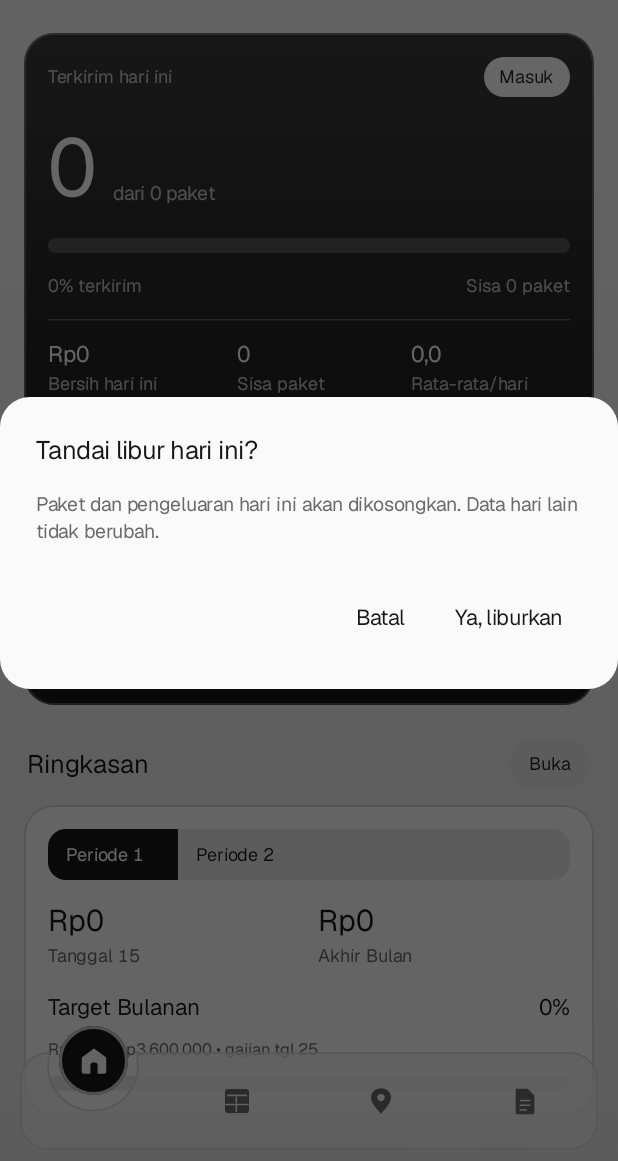
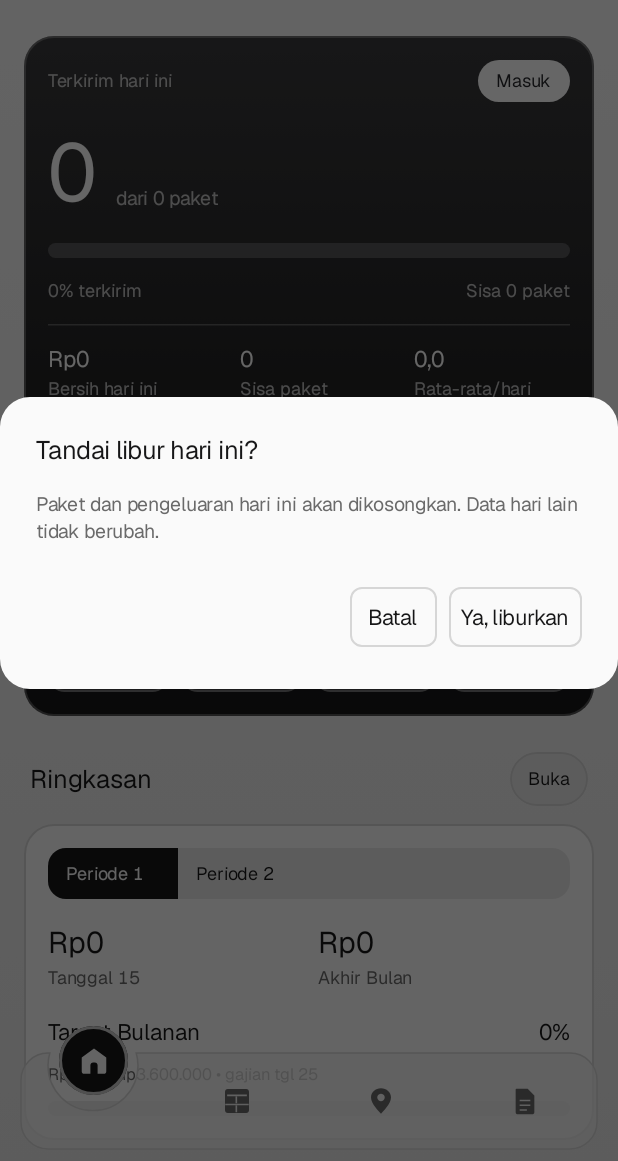
Before and after one commit to drezvolx/Trackify, an Android app built with Jetpack Compose: the screen it shows after launch (MainActivity), after a tap on "Masuk", on a phone screen of 412 x 824 dp, the part 75-1236 px from its top. Run offline under Robolectric (Android 15) with nearby library versions, the phone set to English and light mode, and no system bars; our stand-ins replace Dagger/Hilt's generated code, Room's generated code.

Commit message:
feat: unify outline buttons and spacing scale

```diff
--- a/app/src/main/java/com/blankpages/trackify/ui/home/HomeScreen.kt
+++ b/app/src/main/java/com/blankpages/trackify/ui/home/HomeScreen.kt
@@ -27,7 +27,6 @@ import androidx.compose.material3.MaterialTheme
 import androidx.compose.material3.OutlinedTextField
 import androidx.compose.material3.Surface
 import androidx.compose.material3.Text
-import androidx.compose.material3.TextButton
 import androidx.compose.runtime.Composable
 import androidx.compose.runtime.LaunchedEffect
 import androidx.compose.runtime.getValue
@@ -56,9 +55,12 @@ import com.blankpages.trackify.domain.WageMode
 import com.blankpages.trackify.domain.WagePeriod
 import com.blankpages.trackify.ui.theme.ScreenTitle
 import com.blankpages.trackify.ui.theme.TabularFigures
+import com.blankpages.trackify.ui.theme.TrackifyButton
 import com.blankpages.trackify.ui.theme.TrackifyDialog
 import com.blankpages.trackify.ui.theme.TrackifyGradients
+import com.blankpages.trackify.ui.theme.TrackifyIconButton
 import com.blankpages.trackify.ui.theme.TrackifyIcons
+import com.blankpages.trackify.ui.theme.TrackifyTextButton
 import com.blankpages.trackify.ui.theme.trackifyFieldColors
 import java.text.NumberFormat
 import java.time.LocalDate
@@ -179,7 +181,7 @@ fun HomeScreen(
             .fillMaxSize()
             .background(TrackifyGradients.background()),
         contentPadding = PaddingValues(start = 16.dp, end = 16.dp, top = 12.dp, bottom = 96.dp),
-        verticalArrangement = Arrangement.spacedBy(22.dp),
+        verticalArrangement = Arrangement.spacedBy(24.dp),
     ) {
         // Header > Home
         item {
@@ -266,7 +268,7 @@ fun HomeScreen(
                                         onUpdateTodayLog(activeToday.copy(isWorkingDay = true).sanitized())
                                     }
                                 }
-                                .padding(horizontal = 10.dp, vertical = 3.dp),
+                                .padding(horizontal = 12.dp, vertical = 4.dp),
                         ) {
                             Text(
                                 text = if (activeToday.isWorkingDay) "Masuk" else "Libur",
@@ -280,7 +282,7 @@ fun HomeScreen(
                     if (activeToday.isWorkingDay) {
                         Row(
                             verticalAlignment = Alignment.Bottom,
-                            horizontalArrangement = Arrangement.spacedBy(10.dp),
+                            horizontalArrangement = Arrangement.spacedBy(12.dp),
                         ) {
                             Text(
                                 text = "${activeToday.safeDelivered}",
@@ -374,7 +376,7 @@ fun HomeScreen(
                         Column(
                             modifier = Modifier
                                 .weight(1f)
-                                .padding(start = 10.dp),
+                                .padding(start = 12.dp),
                         ) {
                             Text(
                                 text = "${activeToday.remainingPackages}",
@@ -391,7 +393,7 @@ fun HomeScreen(
                         Column(
                             modifier = Modifier
                                 .weight(1f)
-                                .padding(start = 10.dp),
+                                .padding(start = 12.dp),
                         ) {
                             Text(
                                 text = "%.1f".format(homeIdLocale, avgPerDay),
@@ -433,9 +435,9 @@ fun HomeScreen(
                                 modifier = Modifier.weight(1f),
                             )
                         }
-                        TextButton(
+                        TrackifyTextButton(
                             onClick = { commitPackageCounts() },
-                            contentPadding = PaddingValues(horizontal = 6.dp, vertical = 2.dp),
+                            contentPadding = PaddingValues(horizontal = 8.dp, vertical = 4.dp),
                         ) {
                             Text(
                                 text = "Simpan paket",
@@ -445,7 +447,7 @@ fun HomeScreen(
                         }
                         Row(
                             modifier = Modifier.fillMaxWidth(),
-                            horizontalArrangement = Arrangement.spacedBy(6.dp),
+                            horizontalArrangement = Arrangement.spacedBy(8.dp),
                         ) {
                             listOf("-1", "+1", "+5", "+10").forEach { deltaStr ->
                                 val delta = deltaStr.toInt()
@@ -454,8 +456,9 @@ fun HomeScreen(
                                         .weight(1f)
                                         .clip(RoundedCornerShape(11.dp))
                                         .background(hero.surfaceVariant)
+                                        .border(1.dp, hero.outlineVariant, RoundedCornerShape(11.dp))
                                         .clickable { pendingDelta = delta }
-                                        .padding(vertical = 10.dp),
+                                        .padding(vertical = 12.dp),
                                     contentAlignment = Alignment.Center,
                                 ) {
                                     Text(
@@ -473,10 +476,11 @@ fun HomeScreen(
                                 .fillMaxWidth()
                                 .clip(RoundedCornerShape(11.dp))
                                 .background(hero.onSurface)
+                                .border(1.dp, hero.outlineVariant, RoundedCornerShape(11.dp))
                                 .clickable {
                                     onUpdateTodayLog(activeToday.copy(isWorkingDay = true).sanitized())
                                 }
-                                .padding(vertical = 11.dp),
+                                .padding(vertical = 12.dp),
                             contentAlignment = Alignment.Center,
                         ) {
                             Text(
@@ -493,11 +497,11 @@ fun HomeScreen(
 
         // Section > Twice-a-month pay & monthly target
         item {
-            Column(verticalArrangement = Arrangement.spacedBy(10.dp)) {
+            Column(verticalArrangement = Arrangement.spacedBy(12.dp)) {
                 Row(
                     modifier = Modifier
                         .fillMaxWidth()
-                        .padding(horizontal = 2.dp),
+                        .padding(horizontal = 4.dp),
                     horizontalArrangement = Arrangement.SpaceBetween,
                     verticalAlignment = Alignment.CenterVertically,
                 ) {
@@ -511,8 +515,9 @@ fun HomeScreen(
                         modifier = Modifier
                             .clip(CircleShape)
                             .background(scheme.surfaceVariant)
+                            .border(1.dp, scheme.outlineVariant, CircleShape)
                             .clickable(onClick = onOpenRekap)
-                            .padding(horizontal = 13.dp, vertical = 7.dp),
+                            .padding(horizontal = 12.dp, vertical = 8.dp),
                     ) {
                         Text(
                             text = "Buka",
@@ -531,7 +536,7 @@ fun HomeScreen(
                 ) {
                     Column(
                         modifier = Modifier.padding(16.dp),
-                        verticalArrangement = Arrangement.spacedBy(14.dp),
+                        verticalArrangement = Arrangement.spacedBy(16.dp),
                     ) {
                         val totG = (abs(gajian1) + abs(gajian2)).coerceAtLeast(1.0)
                         val w1 = (abs(gajian1) / totG).toFloat().coerceIn(0.25f, 0.75f)
@@ -663,11 +668,11 @@ fun HomeScreen(
 
         // Section > Next goal
         item {
-            Column(verticalArrangement = Arrangement.spacedBy(10.dp)) {
+            Column(verticalArrangement = Arrangement.spacedBy(12.dp)) {
                 Row(
                     modifier = Modifier
                         .fillMaxWidth()
-                        .padding(horizontal = 2.dp),
+                        .padding(horizontal = 4.dp),
                     horizontalArrangement = Arrangement.SpaceBetween,
                     verticalAlignment = Alignment.CenterVertically,
                 ) {
@@ -677,13 +682,14 @@ fun HomeScreen(
                         fontWeight = FontWeight.SemiBold,
                         color = scheme.onBackground,
                     )
-                    Row(horizontalArrangement = Arrangement.spacedBy(6.dp)) {
+                    Row(horizontalArrangement = Arrangement.spacedBy(8.dp)) {
                         Box(
                             modifier = Modifier
                                 .clip(CircleShape)
                                 .background(scheme.surfaceVariant)
+                                .border(1.dp, scheme.outlineVariant, CircleShape)
                                 .clickable(onClick = onOpenNotes)
-                                .padding(horizontal = 13.dp, vertical = 7.dp),
+                                .padding(horizontal = 12.dp, vertical = 8.dp),
                         ) {
                             Text(
                                 text = "Catatan",
@@ -696,8 +702,9 @@ fun HomeScreen(
                             modifier = Modifier
                                 .clip(CircleShape)
                                 .background(scheme.surfaceVariant)
+                                .border(1.dp, scheme.outlineVariant, CircleShape)
                                 .clickable(onClick = onOpenLocations)
-                                .padding(horizontal = 13.dp, vertical = 7.dp),
+                                .padding(horizontal = 12.dp, vertical = 8.dp),
                         ) {
                             Text(
                                 text = "Buka",
@@ -718,7 +725,7 @@ fun HomeScreen(
                     if (nextLoc != null) {
                         Row(
                             modifier = Modifier.padding(16.dp),
-                            horizontalArrangement = Arrangement.spacedBy(14.dp),
+                            horizontalArrangement = Arrangement.spacedBy(16.dp),
                             verticalAlignment = Alignment.CenterVertically,
                         ) {
                             Box(
@@ -738,7 +745,7 @@ fun HomeScreen(
 
                             Column(
                                 modifier = Modifier.weight(1f),
-                                verticalArrangement = Arrangement.spacedBy(2.dp),
+                                verticalArrangement = Arrangement.spacedBy(4.dp),
                             ) {
                                 Text(
                                     text = nextLoc.customerName.ifBlank { "Pelanggan" },
@@ -761,6 +768,7 @@ fun HomeScreen(
                                         .fillMaxWidth()
                                         .clip(RoundedCornerShape(12.dp))
                                         .background(scheme.onSurface)
+                                        .border(1.dp, scheme.outlineVariant, RoundedCornerShape(12.dp))
                                         .clickable {
                                             val query = "${nextLoc.latitude},${nextLoc.longitude}"
                                             val intent = Intent(
@@ -773,7 +781,7 @@ fun HomeScreen(
                                             )
                                             context.startActivity(intent)
                                         }
-                                        .padding(vertical = 9.dp),
+                                        .padding(vertical = 8.dp),
                                     contentAlignment = Alignment.Center,
                                 ) {
                                     Text(
@@ -791,7 +799,7 @@ fun HomeScreen(
                                 .fillMaxWidth()
                                 .padding(16.dp),
                             horizontalAlignment = Alignment.CenterHorizontally,
-                            verticalArrangement = Arrangement.spacedBy(10.dp),
+                            verticalArrangement = Arrangement.spacedBy(12.dp),
                         ) {
                             Text(
                                 text = "Belum ada lokasi tersimpan.",
@@ -802,8 +810,9 @@ fun HomeScreen(
                                 modifier = Modifier
                                     .clip(RoundedCornerShape(12.dp))
                                     .background(scheme.surfaceVariant)
+                                    .border(1.dp, scheme.outlineVariant, RoundedCornerShape(12.dp))
                                     .clickable(onClick = onOpenLocations)
-                                    .padding(horizontal = 16.dp, vertical = 9.dp),
+                                    .padding(horizontal = 16.dp, vertical = 8.dp),
                             ) {
                                 Text(
                                     text = "Simpan",
@@ -820,13 +829,13 @@ fun HomeScreen(
 
         // Section > Last 7 days
         item {
-            Column(verticalArrangement = Arrangement.spacedBy(10.dp)) {
+            Column(verticalArrangement = Arrangement.spacedBy(12.dp)) {
                 Text(
                     text = "Grafik",
                     fontSize = 17.sp,
                     fontWeight = FontWeight.SemiBold,
                     color = scheme.onBackground,
-                    modifier = Modifier.padding(horizontal = 2.dp),
+                    modifier = Modifier.padding(horizontal = 4.dp),
                 )
 
                 Surface(
@@ -927,7 +936,7 @@ fun HomeScreen(
                 )
             },
             confirmButton = {
-                TextButton(
+                TrackifyTextButton(
                     onClick = {
                         pendingDelta = null
                         val nextS = (activeToday.safeDelivered + delta).coerceAtLeast(0)
@@ -943,7 +952,7 @@ fun HomeScreen(
                 ) { Text("Ya, perbarui") }
             },
             dismissButton = {
-                TextButton(onClick = { pendingDelta = null }) { Text("Batal") }
+                TrackifyTextButton(onClick = { pendingDelta = null }) { Text("Batal") }
             },
         )
     }
@@ -954,7 +963,7 @@ fun HomeScreen(
             title = { Text("Tandai libur hari ini?") },
             text = { Text("Paket dan pengeluaran hari ini akan dikosongkan. Data hari lain tidak berubah.") },
             confirmButton = {
-                TextButton(
+                TrackifyTextButton(
                     onClick = {
                         pendingPause = false
                         onUpdateTodayLog(
@@ -969,7 +978,7 @@ fun HomeScreen(
                 ) { Text("Ya, liburkan") }
             },
             dismissButton = {
-                TextButton(onClick = { pendingPause = false }) { Text("Batal") }
+                TrackifyTextButton(onClick = { pendingPause = false }) { Text("Batal") }
             },
         )
     }
--- /dev/null
+++ b/app/src/main/java/com/blankpages/trackify/ui/theme/TrackifyButtons.kt
@@ -0,0 +1,96 @@
+package com.blankpages.trackify.ui.theme
+
+import androidx.compose.foundation.BorderStroke
+import androidx.compose.foundation.background
+import androidx.compose.foundation.border
+import androidx.compose.foundation.clickable
+import androidx.compose.foundation.layout.Box
+import androidx.compose.foundation.layout.BoxScope
+import androidx.compose.foundation.layout.PaddingValues
+import androidx.compose.foundation.layout.RowScope
+import androidx.compose.foundation.layout.size
+import androidx.compose.foundation.shape.CircleShape
+import androidx.compose.foundation.shape.RoundedCornerShape
+import androidx.compose.material3.ButtonDefaults
+import androidx.compose.material3.MaterialTheme
+import androidx.compose.material3.OutlinedButton
+import androidx.compose.runtime.Composable
+import androidx.compose.ui.Alignment
+import androidx.compose.ui.Modifier
+import androidx.compose.ui.draw.clip
+import androidx.compose.ui.graphics.Color
+import androidx.compose.ui.graphics.Shape
+import androidx.compose.ui.unit.dp
+
+/**
+ * Tombol aksi Trackify (Fase 17): outline `1.dp outlineVariant` di kedua tema,
+ * tanpa fill dan tanpa shadow. Skala spacing memakai 4/8/12/16/24 dp.
+ */
+@Composable
+fun TrackifyButton(
+    onClick: () -> Unit,
+    modifier: Modifier = Modifier,
+    enabled: Boolean = true,
+    shape: Shape = RoundedCornerShape(12.dp),
+    contentPadding: PaddingValues = PaddingValues(horizontal = 12.dp, vertical = 8.dp),
+    contentColor: Color = MaterialTheme.colorScheme.onSurface,
+    content: @Composable RowScope.() -> Unit,
+) {
+    val scheme = MaterialTheme.colorScheme
+    OutlinedButton(
+        onClick = onClick,
+        modifier = modifier,
+        enabled = enabled,
+        shape = shape,
+        border = BorderStroke(1.dp, scheme.outlineVariant),
+        colors = ButtonDefaults.outlinedButtonColors(
+            containerColor = Color.Transparent,
+            disabledContainerColor = Color.Transparent,
+            contentColor = contentColor,
+            disabledContentColor = scheme.onSurfaceVariant.copy(alpha = 0.6f),
+        ),
+        contentPadding = contentPadding,
+        content = content,
+    )
+}
+
+/** Versi ringkas untuk aksi teks di baris kartu dan dialog. */
+@Composable
+fun TrackifyTextButton(
+    onClick: () -> Unit,
+    modifier: Modifier = Modifier,
+    enabled: Boolean = true,
+    contentPadding: PaddingValues = PaddingValues(horizontal = 8.dp, vertical = 4.dp),
+    contentColor: Color = MaterialTheme.colorScheme.onSurface,
+    content: @Composable RowScope.() -> Unit,
+) {
+    TrackifyButton(
+        onClick = onClick,
+        modifier = modifier,
+        enabled = enabled,
+        shape = RoundedCornerShape(8.dp),
+        contentPadding = contentPadding,
+        contentColor = contentColor,
+        content = content,
+    )
+}
+
+/** Tombol ikon bulat dengan outline yang sama dengan [TrackifyButton]. */
+@Composable
+fun TrackifyIconButton(
+    onClick: () -> Unit,
+    modifier: Modifier = Modifier.size(38.dp),
+    enabled: Boolean = true,
+    content: @Composable BoxScope.() -> Unit,
+) {
+    val scheme = MaterialTheme.colorScheme
+    Box(
+        modifier = modifier
+            .clip(CircleShape)
+            .background(Color.Transparent)
+            .border(1.dp, scheme.outlineVariant, CircleShape)
+            .clickable(enabled = enabled, onClick = onClick),
+        contentAlignment = Alignment.Center,
+        content = content,
+    )
+}
```
Also changed, not shown: app/src/main/java/com/blankpages/trackify/ui/locations/LocationsScreen.kt (+51 -52 lines), app/src/main/java/com/blankpages/trackify/ui/notes/NotesScreen.kt (+40 -44 lines), app/src/main/java/com/blankpages/trackify/ui/settings/SettingsScreen.kt (+40 -44 lines), app/src/main/java/com/blankpages/trackify/ui/spreadsheet/SpreadsheetScreen.kt (+76 -73 lines), 4 other files.
